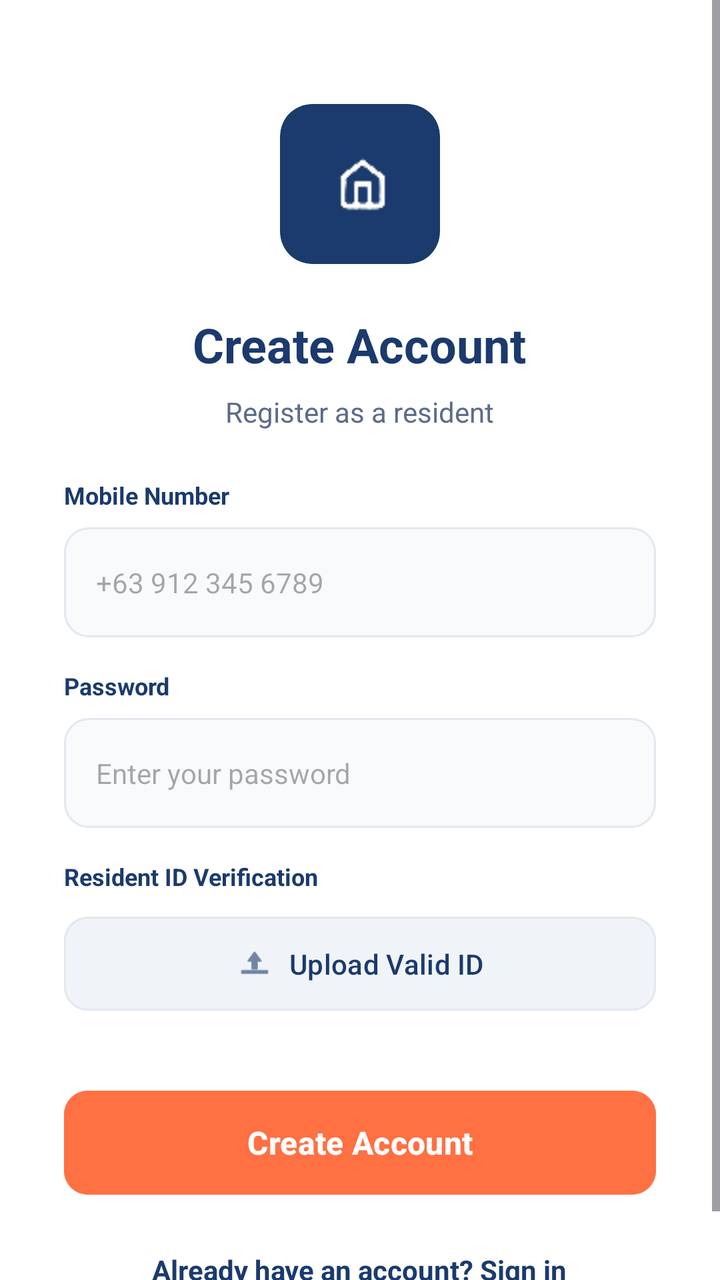
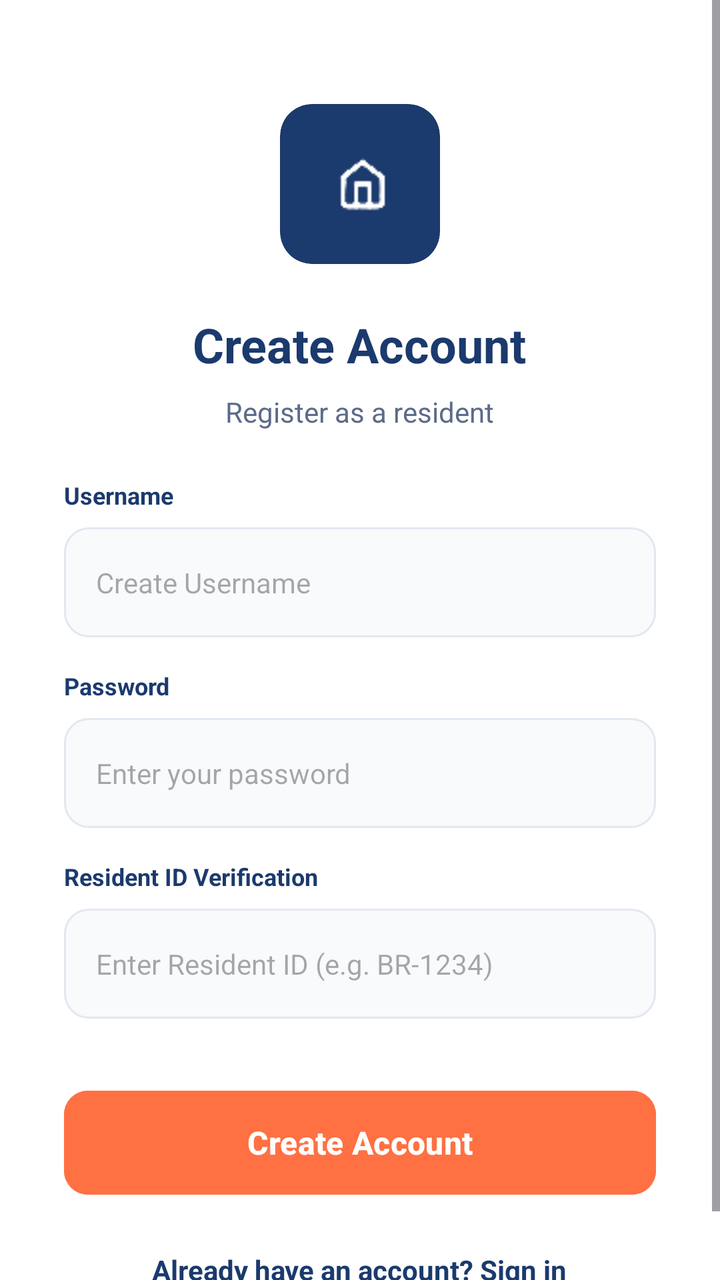

The first picture is an Android layout as it rendered before a commit; the second is the same layout after the commit. The layout source and the unified diff follow.
<!-- AndroidManifest.xml: application theme Theme.BReady -->
<!-- res/layout/activity_register.xml -->
<?xml version="1.0" encoding="utf-8"?>
<ScrollView
    xmlns:android="http://schemas.android.com/apk/res/android"
    xmlns:app="http://schemas.android.com/apk/res-auto"
    android:layout_width="match_parent"
    android:layout_height="match_parent"
    android:fillViewport="true"
    android:background="@android:color/white"> <LinearLayout
    android:layout_width="match_parent"
    android:layout_height="wrap_content" android:orientation="vertical"
    android:padding="32dp"
    android:gravity="center_horizontal">

    <androidx.cardview.widget.CardView
        android:layout_width="80dp"
        android:layout_height="80dp"
        android:layout_marginTop="20dp"
        app:cardBackgroundColor="#1B3A6D"
        app:cardCornerRadius="16dp"
        app:cardElevation="0dp">

        <ImageView
            android:layout_width="40dp"
            android:layout_height="40dp"
            android:layout_gravity="center"
            android:src="@drawable/home_icon"
            app:tint="@android:color/white" />
    </androidx.cardview.widget.CardView>

    <TextView
        android:layout_width="wrap_content"
        android:layout_height="wrap_content"
        android:layout_marginTop="24dp"
        android:text="Create Account"
        android:textColor="#1B3A6D"
        android:textSize="24sp"
        android:textStyle="bold" />

    <TextView
        android:layout_width="wrap_content"
        android:layout_height="wrap_content"
        android:layout_marginTop="8dp"
        android:text="Register as a resident"
        android:textColor="#5C6B89"
        android:textSize="14sp" />

    <TextView
        android:layout_width="match_parent"
        android:layout_height="wrap_content"
        android:layout_marginTop="24dp"
        android:text="Mobile Number"
        android:textColor="#1B3A6D"
        android:textSize="12sp"
        android:textStyle="bold" />

    <EditText
        android:id="@+id/etRegMobileNumber"
        android:layout_width="match_parent"
        android:layout_height="55dp"
        android:layout_marginTop="8dp"
        android:background="@drawable/edittext_border"
        android:hint="+63 912 345 6789"
        android:inputType="phone"
        android:padding="16dp"
        android:textSize="14sp" />

    <TextView
        android:layout_width="match_parent"
        android:layout_height="wrap_content"
        android:layout_marginTop="16dp"
        android:text="Password"
        android:textColor="#1B3A6D"
        android:textSize="12sp"
        android:textStyle="bold" />

    <EditText
        android:id="@+id/etRegPassword"
        android:layout_width="match_parent"
        android:layout_height="55dp"
        android:layout_marginTop="8dp"
        android:background="@drawable/edittext_border"
        android:hint="Enter your password"
        android:inputType="textPassword"
        android:padding="16dp"
        android:textSize="14sp" />

    <TextView
        android:layout_width="match_parent"
        android:layout_height="wrap_content"
        android:layout_marginTop="16dp"
        android:text="Resident ID Verification"
        android:textColor="#1B3A6D"
        android:textSize="12sp"
        android:textStyle="bold" />

    <Button
        android:id="@+id/btnUploadId"
        android:layout_width="match_parent"
        android:layout_height="55dp"
        android:layout_marginTop="8dp"
        android:backgroundTint="#F0F4F8"
        android:text="Upload Valid ID"
        android:textAllCaps="false"
        android:textColor="#1B3A6D"
        android:textSize="14sp"
        app:icon="@android:drawable/ic_menu_upload"
        app:iconTint="#1B3A6D"
        app:iconGravity="textStart"
        app:strokeColor="#E2E8F0"
        app:strokeWidth="1dp"
        app:cornerRadius="12dp" />

    <Button
        android:id="@+id/btnCreateAccount"
        android:layout_width="match_parent"
        android:layout_height="60dp"
        android:layout_marginTop="32dp"
        android:backgroundTint="@color/orange"
        android:text="Create Account"
        android:textAllCaps="false"
        android:textColor="@android:color/white"
        android:textSize="16sp"
        android:textStyle="bold"
        app:cornerRadius="12dp" />

    <TextView
        android:id="@+id/tvSignIn"
        android:layout_width="wrap_content"
        android:layout_height="wrap_content"
        android:layout_marginTop="24dp"
        android:text="Already have an account? Sign in"
        android:textColor="#1B3A6D"
        android:textSize="14sp"
        android:textStyle="bold" />

</LinearLayout>
</ScrollView>
<!-- resources referenced by this layout -->
<resources>
  <color name="orange">#FF7043</color>
  <!-- drawable edittext_border (drawable) -->
  <?xml version="1.0" encoding="utf-8"?>
  <shape xmlns:android="http://schemas.android.com/apk/res/android">
      <solid android:color="#F8FAFC" /> <stroke android:width="1dp" android:color="#E2E8F0" /> <corners android:radius="12dp" />
  </shape>
  <!-- drawable home_icon: png bitmap (drawable, 1078 bytes) -->
  <style name="Theme.BReady" parent="Base.Theme.BReady" />
  <style name="Base.Theme.BReady" parent="Theme.Material3.DayNight.NoActionBar">
          
          
      </style>
</resources>

<!-- the commit's change to res/layout/activity_register.xml (unified diff, before → after) -->
@@ -48,19 +48,19 @@
         android:layout_width="match_parent"
         android:layout_height="wrap_content"
         android:layout_marginTop="24dp"
-        android:text="Mobile Number"
+        android:text="Username"
         android:textColor="#1B3A6D"
         android:textSize="12sp"
         android:textStyle="bold" />
 
     <EditText
-        android:id="@+id/etRegMobileNumber"
+        android:id="@+id/etRegUsername"
         android:layout_width="match_parent"
         android:layout_height="55dp"
         android:layout_marginTop="8dp"
         android:background="@drawable/edittext_border"
-        android:hint="+63 912 345 6789"
-        android:inputType="phone"
+        android:hint="Create Username"
+        android:inputType="text"
         android:padding="16dp"
         android:textSize="14sp" />
 
@@ -83,7 +83,6 @@
         android:inputType="textPassword"
         android:padding="16dp"
         android:textSize="14sp" />
-
     <TextView
         android:layout_width="match_parent"
         android:layout_height="wrap_content"
@@ -92,23 +91,17 @@
         android:textColor="#1B3A6D"
         android:textSize="12sp"
         android:textStyle="bold" />
-
-    <Button
-        android:id="@+id/btnUploadId"
+    <EditText
+        android:id="@+id/etRegResidentId"
         android:layout_width="match_parent"
         android:layout_height="55dp"
         android:layout_marginTop="8dp"
-        android:backgroundTint="#F0F4F8"
-        android:text="Upload Valid ID"
-        android:textAllCaps="false"
-        android:textColor="#1B3A6D"
-        android:textSize="14sp"
-        app:icon="@android:drawable/ic_menu_upload"
-        app:iconTint="#1B3A6D"
-        app:iconGravity="textStart"
-        app:strokeColor="#E2E8F0"
-        app:strokeWidth="1dp"
-        app:cornerRadius="12dp" />
+        android:background="@drawable/edittext_border"
+        android:hint="Enter Resident ID (e.g. BR-1234)"
+        android:inputType="textCapCharacters"
+        android:padding="16dp"
+        android:textSize="14sp" />
+
 
     <Button
         android:id="@+id/btnCreateAccount"
